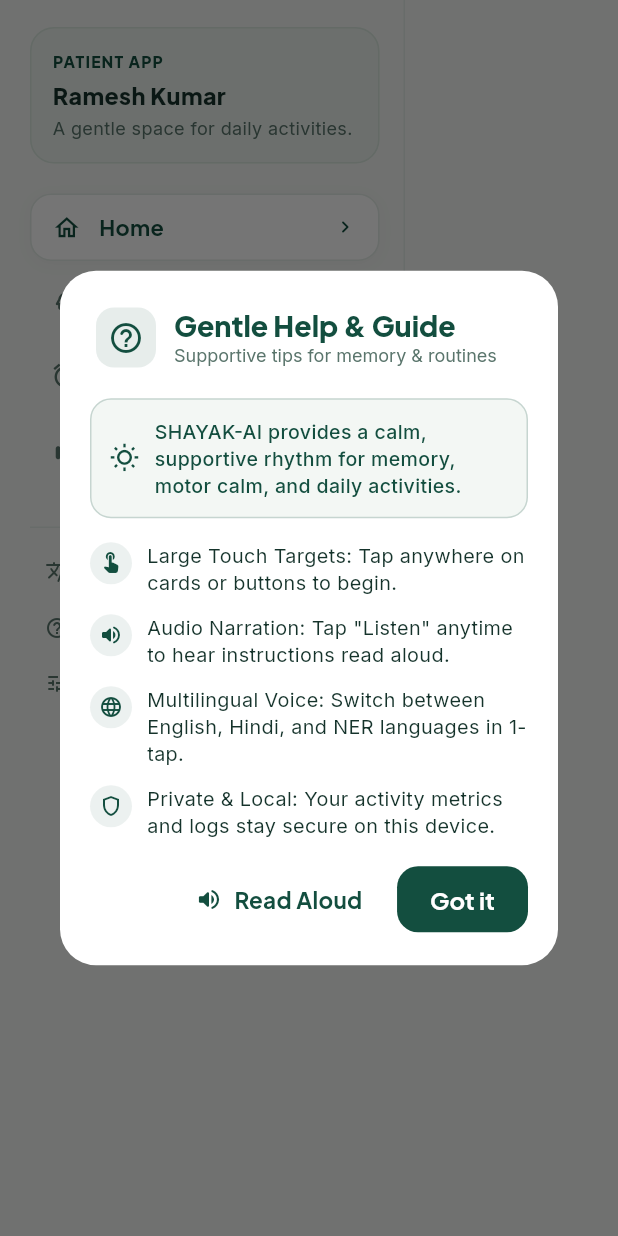
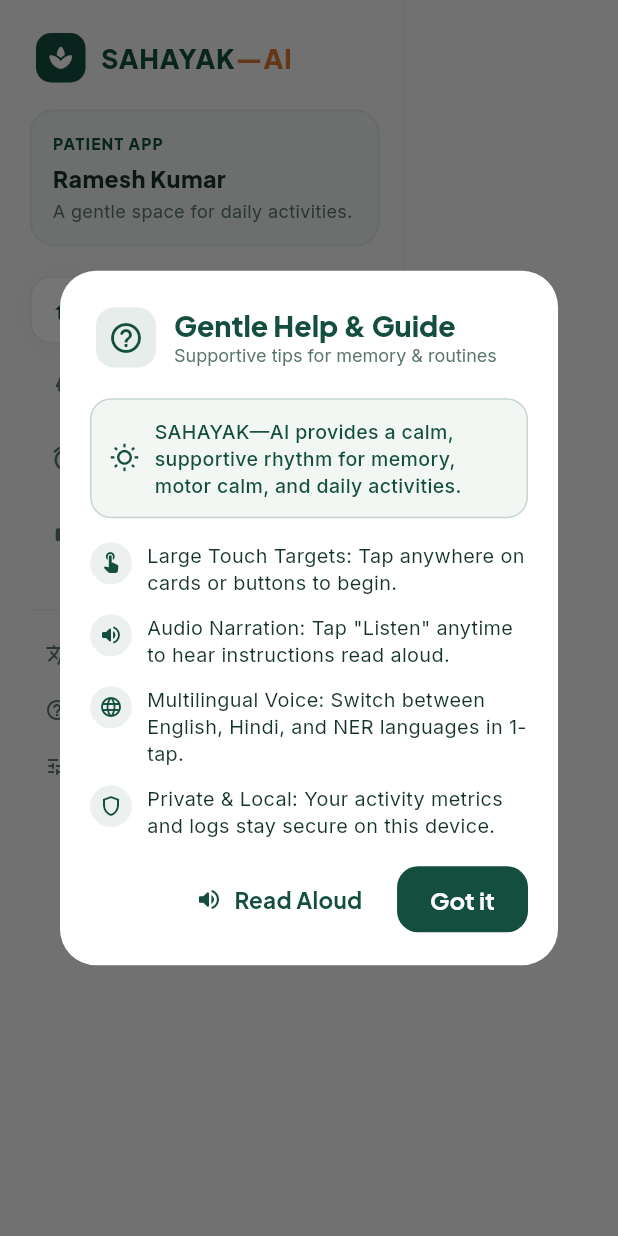
Before and after one commit to Shivansh1146/SIH-Final-Round, a Flutter app: the AppSidebar widget shown alone on an empty page, opened directly with empty values, after a tap on "Help", on a phone screen of 412 x 824 dp. Run offline on Flutter 3.47's test engine with Material 3 defaults, Android fonts, the phone set to English and light mode, and no system bars; our stand-ins replace flutter_tts, google_fonts, hive_flutter; missing offline and left inert: dart:html; accounts and stored records are empty; network calls fail.

Commit message:
feat(branding): ensure SAHAYAK—AI name and logo styling is 100% consistent across web, android, titles, and headers

```diff
--- a/shayak_mobile/lib/main.dart
+++ b/shayak_mobile/lib/main.dart
@@ -5,7 +5,7 @@
 import 'screens/main_navigation_screen.dart';
 
 /// ============================================================================
-/// SHAYAK-AI: Application Entrypoint & Theme Configuration
+/// SAHAYAK—AI: Application Entrypoint & Theme Configuration
 /// Serene Sage & Forest Green Elderly Cognitive Health Interface
 /// ============================================================================
 void main() async {
@@ -26,19 +26,19 @@
     await Hive.openBox('assessment_cache');
     await Hive.openBox('user_preferences');
   } catch (e) {
-    debugPrint('[SHAYAK-INIT] Hive local cache notice: $e');
+    debugPrint('[SAHAYAK-INIT] Hive local cache notice: $e');
   }
 
-  runApp(const ShayakApp());
+  runApp(const SahayakApp());
 }
 
-class ShayakApp extends StatelessWidget {
-  const ShayakApp({super.key});
+class SahayakApp extends StatelessWidget {
+  const SahayakApp({super.key});
 
   @override
   Widget build(BuildContext context) {
     return MaterialApp(
-      title: 'SHAYAK-AI: Cognitive & Memory Support',
+      title: 'SAHAYAK—AI: Cognitive & Memory Support',
       debugShowCheckedModeBanner: false,
       theme: AppTheme.themeData,
       home: const MainNavigationScreen(),
--- a/shayak_mobile/lib/widgets/app_sidebar.dart
+++ b/shayak_mobile/lib/widgets/app_sidebar.dart
@@ -44,6 +44,48 @@
             crossAxisAlignment: CrossAxisAlignment.start,
             mainAxisSize: MainAxisSize.min,
             children: [
+              // Signature Brand Logo
+              Padding(
+                padding: const EdgeInsets.only(left: 4, bottom: 18, top: 4),
+                child: Row(
+                  children: [
+                    Container(
+                      padding: const EdgeInsets.all(7.5),
+                      decoration: BoxDecoration(
+                        color: AppTheme.forestGreen,
+                        borderRadius: BorderRadius.circular(10),
+                      ),
+                      child: const Icon(Icons.spa_rounded, color: Colors.white, size: 18),
+                    ),
+                    const SizedBox(width: 10),
+                    RichText(
+                      text: TextSpan(
+                        children: [
+                          TextSpan(
+                            text: 'SAHAYAK',
+                            style: GoogleFonts.plusJakartaSans(
+                              fontSize: 18,
+                              fontWeight: FontWeight.w800,
+                              color: AppTheme.forestGreen,
+                              letterSpacing: 0.5,
+                            ),
+                          ),
+                          TextSpan(
+                            text: '—AI',
+                            style: GoogleFonts.plusJakartaSans(
+                              fontSize: 18,
+                              fontWeight: FontWeight.w800,
+                              color: AppTheme.warmTerracotta,
+                              letterSpacing: 0.5,
+                            ),
+                          ),
+                        ],
+                      ),
+                    ),
+                  ],
+                ),
+              ),
+
               // Header Card (PATIENT APP / CARE TEAM)
               Container(
                 width: double.infinity,
@@ -297,7 +339,7 @@
                     const SizedBox(width: 10),
                     Expanded(
                       child: Text(
-                        'SHAYAK-AI provides a calm, supportive rhythm for memory, motor calm, and daily activities.',
+                        'SAHAYAK—AI provides a calm, supportive rhythm for memory, motor calm, and daily activities.',
                         style: GoogleFonts.inter(fontSize: 13, color: AppTheme.forestGreen, height: 1.35, fontWeight: FontWeight.w500),
                       ),
                     ),
```
Also changed, not shown: 4 other files.
